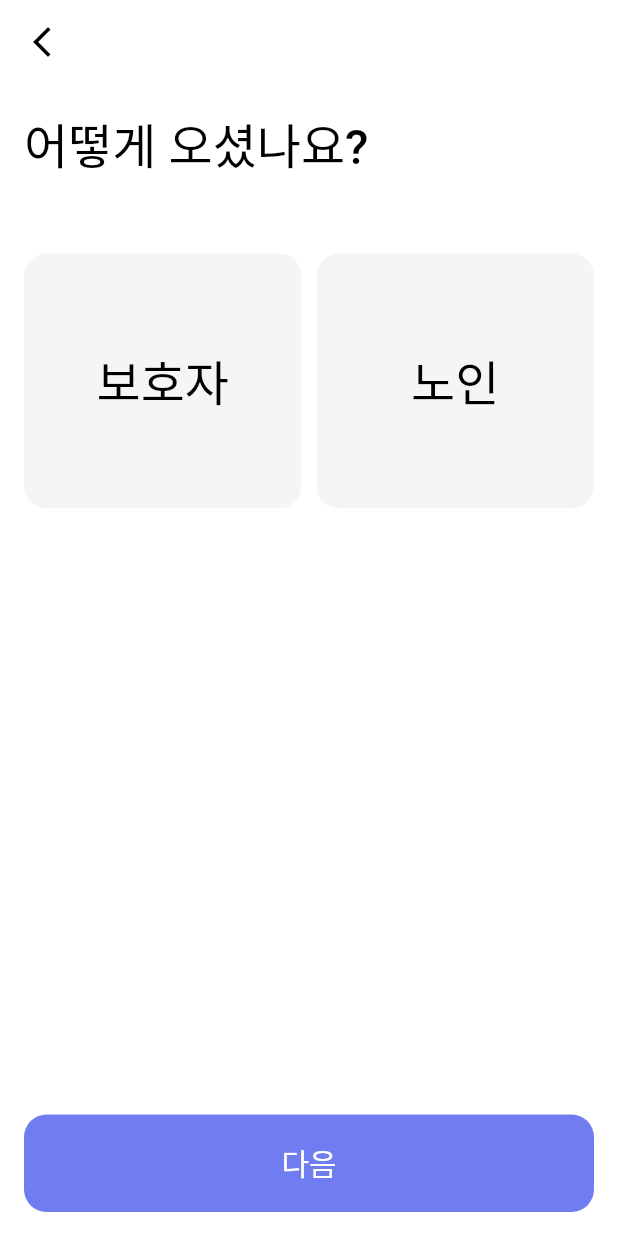
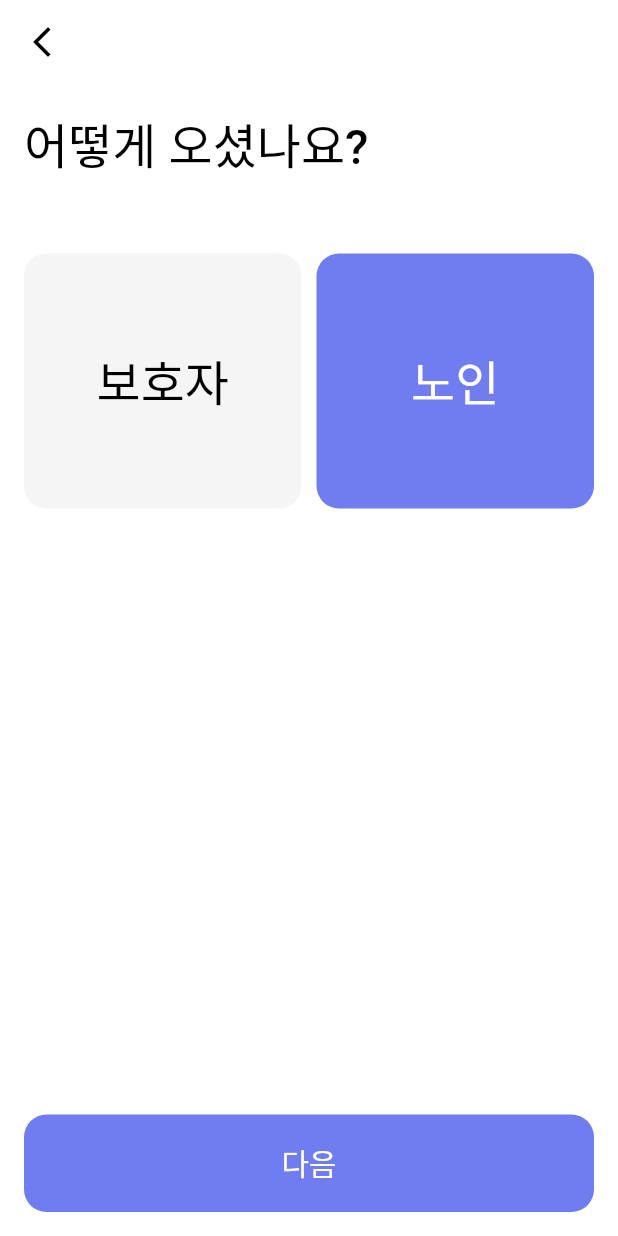
Before and after one commit to GDSC-AnimalFriends/SOLUTION-CHALLENGE, a Flutter app: the RegisterTypePage screen opened by its route, after a tap on "보호자", on a phone screen of 412 x 824 dp. Run offline on Flutter 3.47's test engine with Material 2 defaults, Android fonts, the phone set to English and light mode, and no system bars; our stand-ins replace get, get_storage; accounts and stored records are empty.

Commit message:
Feat : 타입 선택 구현

```diff
--- a/lib/controller/login/register/register_controller.dart
+++ b/lib/controller/login/register/register_controller.dart
@@ -2,18 +2,21 @@ import 'package:flutter/cupertino.dart';
 import 'package:get/get.dart';
 
 class RegisterController extends GetxController {
-  final editController = TextEditingController();
   final nameController = TextEditingController();
   final phoneController = TextEditingController();
   final emailController = TextEditingController();
   final passwordController = TextEditingController();
   final rePasswordController = TextEditingController();
 
+  Rx<bool> typeSelected = false.obs;
   Rx<bool> buttonEnabled = false.obs;
-  Rx<bool> typeEnabled = false.obs;
   Rx<bool> nameEnabled = false.obs;
   Rx<bool> phoneEnabled = false.obs;
   Rx<bool> registerEnabled = false.obs;
+
+  void changeType() {
+    typeSelected.value = !typeSelected.value;
+  }
 
   void tempValidation(String value) {
     if (value.length > 1) {
@@ -36,7 +39,21 @@ class RegisterController extends GetxController {
   }
 
   void registerComplete() {
-    Get.snackbar("계정 정보",
-        "이름 : ${nameController.value.obs}\n번호 : ${phoneController.text}\n이메일 : ${emailController.text}\n비밀번호: ${passwordController.text}\n타입 : ");
+    Get.snackbar(
+      "계정 정보",
+      "이름 : ${nameController.value.obs}\n번호 : ${phoneController.text}\n이메일 : ${emailController.text}\n비밀번호: ${passwordController.text}\n타입 : ${!typeSelected.value ? "보호자" : "노인"}",
+    );
+  }
+
+  void clearAllState() {
+    nameController.clear();
+    phoneController.clear();
+    emailController.clear();
+    passwordController.clear();
+    rePasswordController.clear();
+    typeSelected.value = false;
+    nameEnabled.value = false;
+    phoneEnabled.value = false;
+    registerEnabled.value = false;
   }
 }
--- a/lib/view/login/login_base_widget.dart
+++ b/lib/view/login/login_base_widget.dart
@@ -15,7 +15,6 @@ class LoginBaseWidget extends StatelessWidget {
         child: Container(
           padding: const EdgeInsets.fromLTRB(16, 90, 16, 16),
           width: double.infinity,
-          height: double.infinity,
           color: Colors.white,
           child: SingleChildScrollView(
             child: Column(
--- a/lib/view/login/register/register_type_page.dart
+++ b/lib/view/login/register/register_type_page.dart
@@ -21,10 +21,22 @@ class RegisterTypePage extends GetView<RegisterController> {
         ),
         const SizedBox(height: 50),
         Row(
-          children: const [
-            _TypeButton(typeName: "보호자"),
-            SizedBox(width: 10),
-            _TypeButton(typeName: "노인")
+          children: [
+            Obx(
+              () => _TypeButton(
+                typeName: "보호자",
+                selected: !controller.typeSelected.value,
+                onPressed: () => controller.changeType(),
+              ),
+            ),
+            const SizedBox(width: 10),
+            Obx(
+              () => _TypeButton(
+                typeName: "노인",
+                selected: controller.typeSelected.value,
+                onPressed: () => controller.changeType(),
+              ),
+            ),
           ],
         ),
         const Spacer(),
@@ -42,27 +54,32 @@ class RegisterTypePage extends GetView<RegisterController> {
 
 class _TypeButton extends StatelessWidget {
   final String typeName;
-  const _TypeButton({
-    super.key,
-    required this.typeName,
-  });
+  final bool selected;
+  final GestureTapCallback onPressed;
+  const _TypeButton(
+      {required this.typeName,
+      required this.selected,
+      required this.onPressed});
 
   @override
   Widget build(BuildContext context) {
     return Flexible(
       flex: 1,
       child: GestureDetector(
-        onTap: () {},
+        onTap: onPressed,
         child: Container(
           height: 170,
           decoration: BoxDecoration(
             borderRadius: BorderRadius.circular(15),
-            color: Colors.grey[100],
+            color: selected ? primaryColor : Colors.grey[100],
           ),
           child: Center(
             child: Text(
               typeName,
-              style: Theme.of(context).textTheme.headline2,
+              style: selected
+                  ? const TextStyle(
+                      fontSize: 32, fontWeight: FontWeight.w500, color: white)
+                  : Theme.of(context).textTheme.headline2,
             ),
           ),
         ),
```
